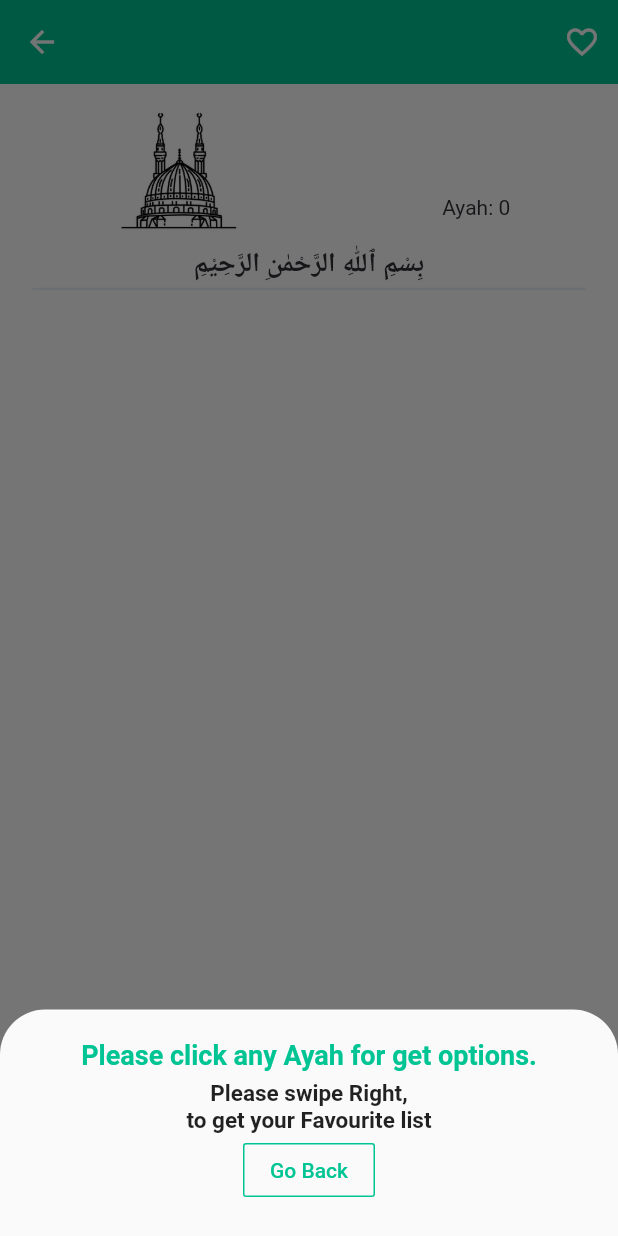
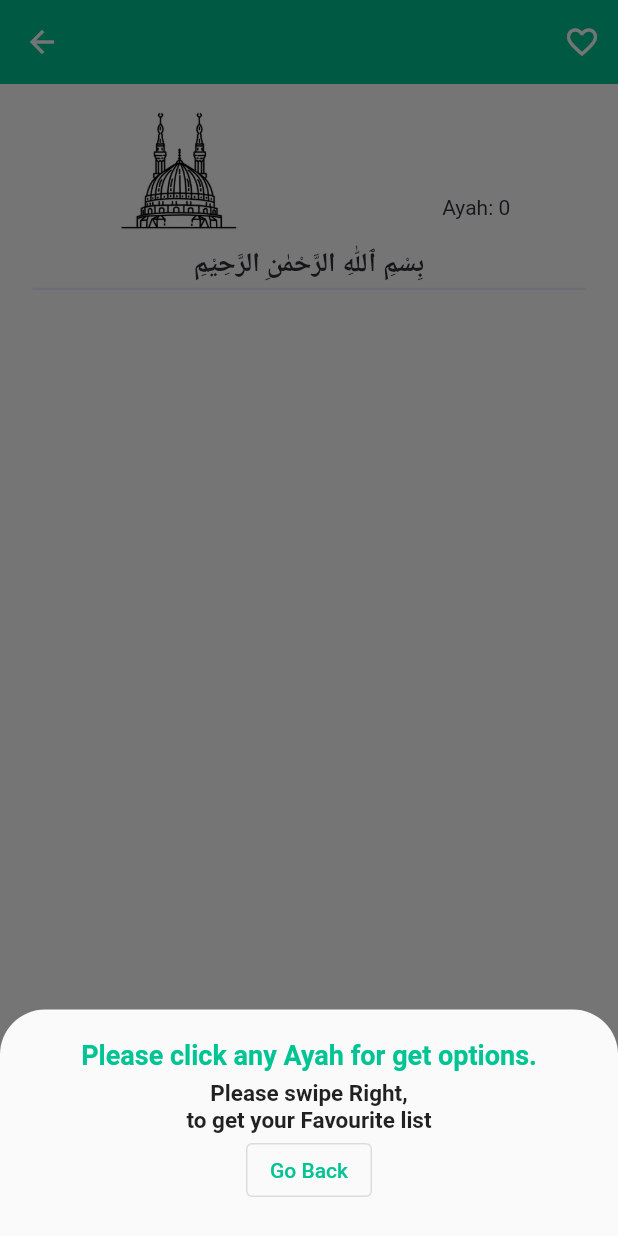
Before and after one commit to ratulhasanruhan/productive_muslim, a Flutter app: the DetailsQuran screen opened directly with empty values, after a tap on the "favorite outline" icon, on a phone screen of 412 x 824 dp. Run offline on Flutter 3.47's test engine with Material 2 defaults, Android fonts, the phone set to English and light mode, and no system bars; our stand-ins replace adhan, badges, cached_network_image, cloud_firestore, expandable, firebase_core and 20 more; missing offline and left inert: app_settings, clipboard, fab_circular_menu, flutter_alarm_clock, flutter_qiblah, flutter_settings_ui and 4 more; accounts and stored records are empty; network calls fail; Roboto replaces fonts that are missing (Sofia); project files that could hold a hidden picture were left out.

```diff
--- a/lib/constant.dart
+++ b/lib/constant.dart
@@ -11,7 +11,7 @@ const zColor = Color(0xFF009969);
 
 
 const blogApi = 'https://bidya.xyz/wp-json/wp/v2/posts?per_page=100';
-const googleAPIkey = "AIzaSyBlvG--2eKxCTaEJnEIrpwT2UiF_uiDPgA";
+const googleAPIkey = "AIzaSyClwDj5th9PQY-OcOhhlR5DQVhtNUEeWqU";
 
 const btnStyleNeumorphic = NeumorphicStyle(
     boxShape: NeumorphicBoxShape.circle(),
--- a/lib/pages/quran_details.dart
+++ b/lib/pages/quran_details.dart
@@ -151,7 +151,7 @@ class _DetailsQuranState extends State<DetailsQuran> {
                               fontWeight: FontWeight.bold,
                               fontSize: 15
                             ),),
-                          OutlineButton(
+                          OutlinedButton(
                             onPressed: (){
                               int count = 0;
                               Navigator.popUntil(context, (route) {
@@ -159,8 +159,6 @@ class _DetailsQuranState extends State<DetailsQuran> {
                               });
                             },
                             child: Text('Go Back'),
-                            borderSide: BorderSide(color: primaryColor),
-                            textColor: primaryColor,
                           )
                         ],
                       ),
--- a/lib/screen/Home.dart
+++ b/lib/screen/Home.dart
@@ -110,7 +110,7 @@ class _HomePageState extends State<HomePage> {
     final prayerTimes = PrayerTimes.today(coordinates, params);
 
     return ScreenUtilInit(
-      builder: () {
+      builder: (context, child) {
         return Scaffold(
           backgroundColor: backColor,
           body: SingleChildScrollView(
@@ -336,6 +336,9 @@ class _HomePageState extends State<HomePage> {
                                           color: deepColor,
                                           fontWeight: FontWeight.w800,
                                         ),
+                                        overflow: TextOverflow.fade,
+                                        softWrap: false,
+                                        maxLines: 1,
                                       ),
                                     ],
                                   ),
```
Also changed, not shown: lib/controller/locationProvider.dart (+11 -7 lines), pubspec.yaml (+12 -8 lines), pubspec.lock, 3 other files.
